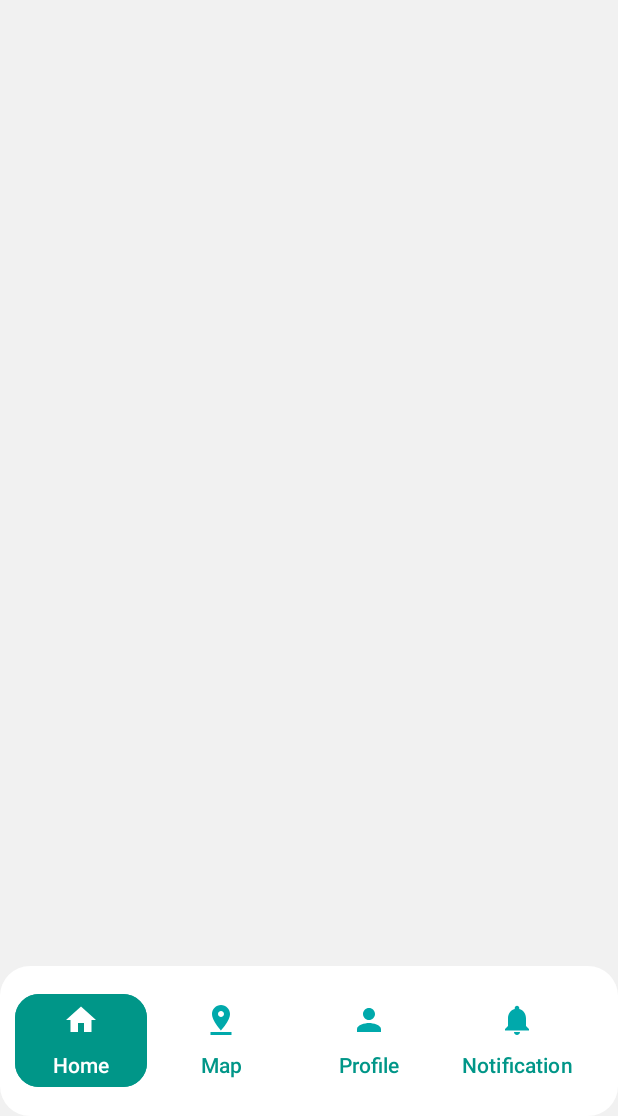
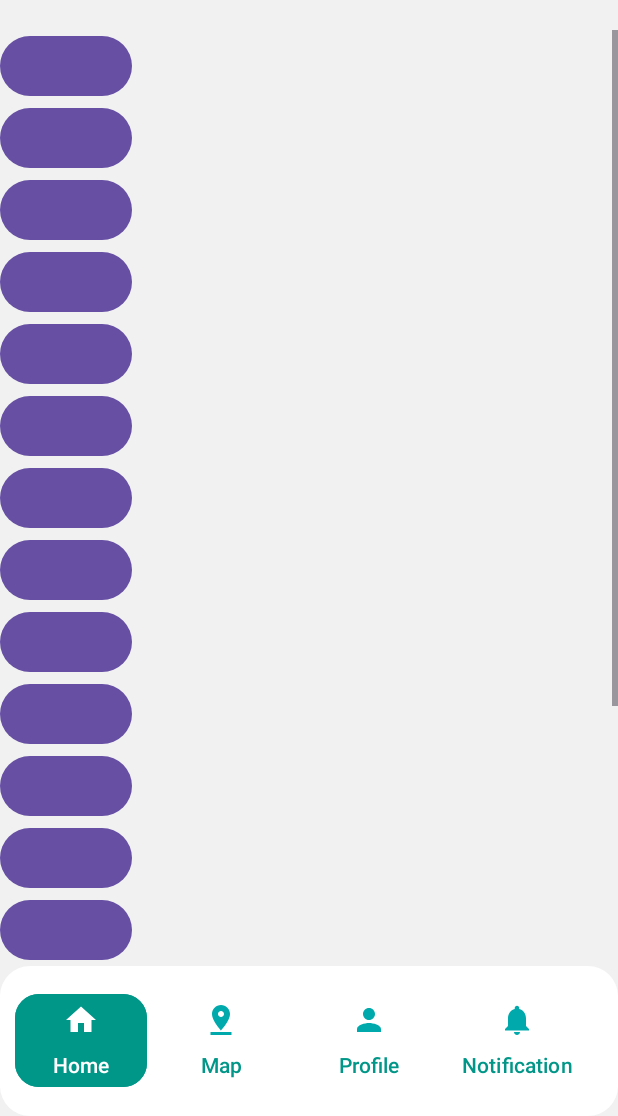
Before and after one commit to RameshRukshan/PicNCharge, an Android app: the dashboard screen opened directly, with no data from a screen before it, on a phone screen of 412 x 824 dp, the part 120-1236 px from its top. Run offline under Robolectric (Android 15) with nearby library versions, the phone set to English and light mode, and no system bars.

Commit message:
dashboard UI template created

```diff
--- a/app/src/main/res/layout/activity_dashboard.xml
+++ b/app/src/main/res/layout/activity_dashboard.xml
@@ -28,10 +28,11 @@
         app:srcCompat="@drawable/profile" />
 
     <LinearLayout
+        android:id="@+id/linearLayout"
         android:layout_width="match_parent"
         android:layout_height="100dp"
+        android:background="@drawable/curved_background"
         android:orientation="horizontal"
-        android:background="@drawable/curved_background"
         app:layout_constraintBottom_toBottomOf="parent"
         app:layout_constraintEnd_toEndOf="parent"
         app:layout_constraintStart_toStartOf="parent">
@@ -47,40 +48,150 @@
             android:padding="5dp"
             android:text="Home"
             app:cornerRadius="@dimen/activity_vertical_margin" />
+
         <Button
             android:id="@+id/btn_nav_map"
             android:layout_width="wrap_content"
             android:layout_height="wrap_content"
+            android:layout_gravity="center"
+            android:layout_margin="5dp"
             android:backgroundTint="@color/white"
-            android:textColor="#009688"
+            android:drawableTop="@drawable/baseline_pin_drop_24"
             android:padding="5dp"
-            android:layout_margin="5dp"
-            android:layout_gravity="center"
-            android:drawableTop="@drawable/baseline_pin_drop_24"
-            android:text="Map"/>
+            android:text="Map"
+            android:textColor="#009688" />
+
         <Button
             android:id="@+id/btn_nav_profile"
             android:layout_width="wrap_content"
             android:layout_height="wrap_content"
+            android:layout_gravity="center"
+            android:layout_margin="5dp"
             android:backgroundTint="@color/white"
-            android:textColor="#009688"
+            android:drawableTop="@drawable/baseline_person_24"
             android:padding="5dp"
-            android:layout_margin="5dp"
-            android:layout_gravity="center"
-            android:drawableTop="@drawable/baseline_person_24"
-            android:text="Profile"/>
+            android:text="Profile"
+            android:textColor="#009688" />
+
         <Button
             android:id="@+id/btn_nav_notification"
             android:layout_width="wrap_content"
             android:layout_height="wrap_content"
+            android:layout_gravity="center"
+            android:layout_margin="5dp"
             android:backgroundTint="@color/white"
-            android:textColor="#009688"
+            android:drawableTop="@drawable/baseline_notifications_24"
             android:padding="5dp"
-            android:layout_margin="5dp"
-            android:layout_gravity="center"
-            android:drawableTop="@drawable/baseline_notifications_24"
-            android:text="Notification"/>
+            android:text="Notification"
+            android:textColor="#009688" />
     </LinearLayout>
+
+    <ScrollView
+        android:layout_width="match_parent"
+        android:layout_height="match_parent"
+        app:layout_constraintBottom_toTopOf="@+id/linearLayout"
+        app:layout_constraintEnd_toEndOf="parent"
+        android:layout_marginTop="100dp"
+        android:layout_marginBottom="100dp"
+        app:layout_constraintStart_toStartOf="parent">
+
+        <LinearLayout
+            android:layout_width="match_parent"
+            android:layout_height="wrap_content"
+            android:orientation="vertical">
+
+            <Button
+                android:id="@+id/txt18"
+                android:layout_width="wrap_content"
+                android:layout_height="wrap_content" />
+
+            <Button
+                android:id="@+id/txt17"
+                android:layout_width="wrap_content"
+                android:layout_height="wrap_content" />
+
+            <Button
+                android:id="@+id/txt16"
+                android:layout_width="wrap_content"
+                android:layout_height="wrap_content" />
+
+            <Button
+                android:id="@+id/txt15"
+                android:layout_width="wrap_content"
+                android:layout_height="wrap_content" />
+
+            <Button
+                android:id="@+id/txt14"
+                android:layout_width="wrap_content"
+                android:layout_height="wrap_content" />
+
+            <Button
+                android:id="@+id/txt13"
+                android:layout_width="wrap_content"
+                android:layout_height="wrap_content" />
+
+            <Button
+                android:id="@+id/txt12"
+                android:layout_width="wrap_content"
+                android:layout_height="wrap_content" />
+
+            <Button
+                android:id="@+id/txt11"
+                android:layout_width="wrap_content"
+                android:layout_height="wrap_content" />
+
+            <Button
+                android:id="@+id/txt10"
+                android:layout_width="wrap_content"
+                android:layout_height="wrap_content" />
+
+            <Button
+                android:id="@+id/txt9"
+                android:layout_width="wrap_content"
+                android:layout_height="wrap_content" />
+
+            <Button
+                android:id="@+id/txt8"
+                android:layout_width="wrap_content"
+                android:layout_height="wrap_content" />
+
+            <Button
+                android:id="@+id/txt7"
+                android:layout_width="wrap_content"
+                android:layout_height="wrap_content" />
+
+            <Button
+                android:id="@+id/txt6"
+                android:layout_width="wrap_content"
+                android:layout_height="wrap_content" />
+
+            <Button
+                android:id="@+id/txt5"
+                android:layout_width="wrap_content"
+                android:layout_height="wrap_content" />
+
+            <Button
+                android:id="@+id/txt4"
+                android:layout_width="wrap_content"
+                android:layout_height="wrap_content" />
+
+            <Button
+                android:id="@+id/txt3"
+                android:layout_width="wrap_content"
+                android:layout_height="wrap_content" />
+
+            <Button
+                android:id="@+id/txt2"
+                android:layout_width="wrap_content"
+                android:layout_height="wrap_content" />
+
+            <Button
+                android:id="@+id/txt1"
+                android:layout_width="wrap_content"
+                android:layout_height="wrap_content" />
+
+        </LinearLayout>
+    </ScrollView>
 
 
 </androidx.constraintlayout.widget.ConstraintLayout>
```
